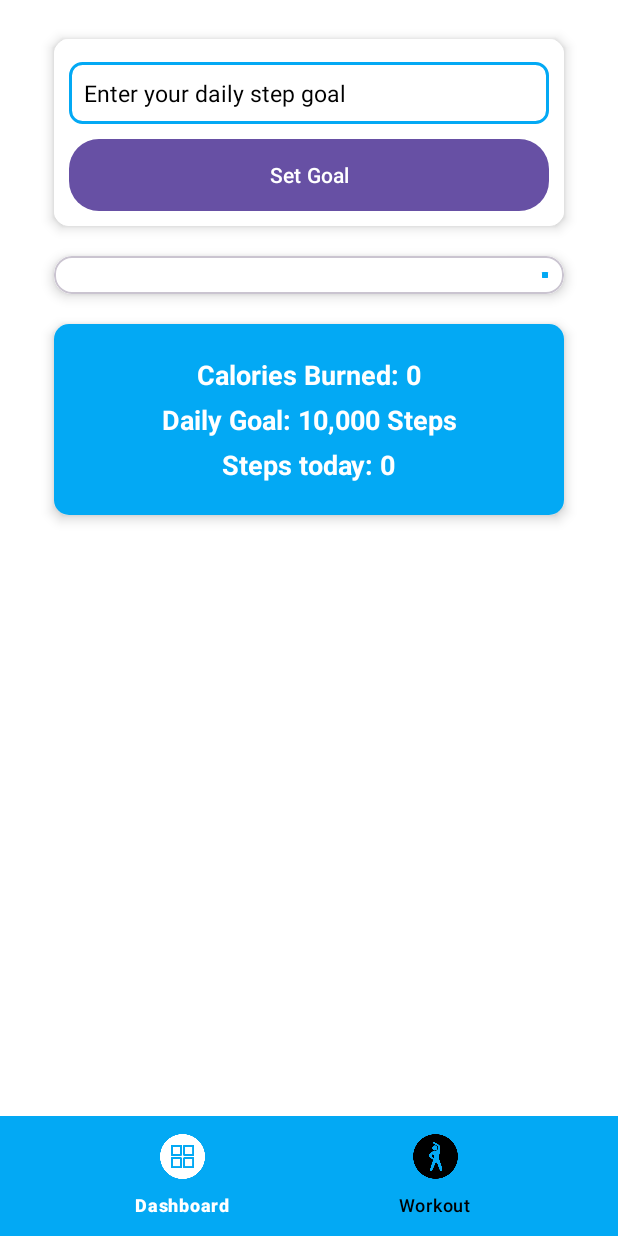
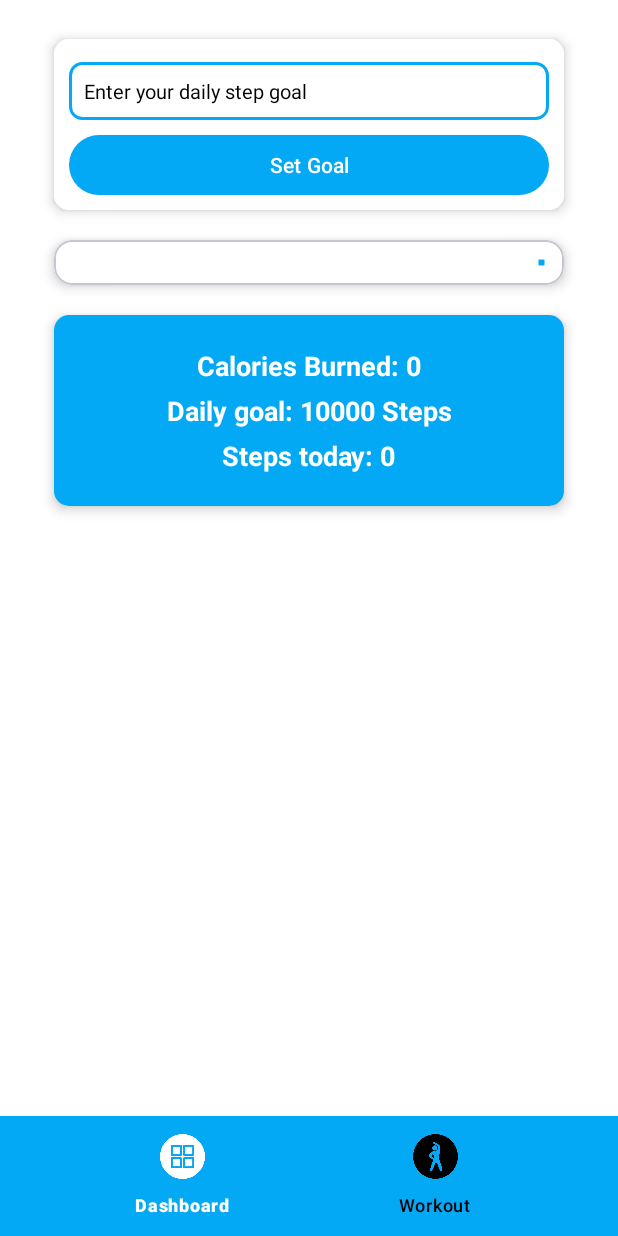
Before and after one commit to Ali-Hussnain-Developer/FitJourney, an Android app: the screen it shows after launch (MainActivity), on a phone screen of 412 x 824 dp. Run offline under Robolectric (Android 15) with nearby library versions, the phone set to English and light mode, and no system bars; our stand-ins replace navigation-ui.

Commit message:
shared preferences implemented

```diff
--- /dev/null
+++ b/app/src/main/java/com/example/fitjourney/util/SharedPreferencesUtil.kt
@@ -0,0 +1,27 @@
+package com.example.fitjourney.util
+
+
+import android.content.Context
+import android.content.SharedPreferences
+
+object SharedPreferencesUtil {
+    private const val PREF_NAME = "FitJourneyPrefs"
+    private const val STEP_GOAL_KEY = "step_goal_key"
+
+    // Get SharedPreferences instance
+    private fun getSharedPreferences(context: Context): SharedPreferences {
+        return context.getSharedPreferences(PREF_NAME, Context.MODE_PRIVATE)
+    }
+
+    // Save step goal
+    fun saveStepGoal(context: Context, goal: Int) {
+        val sharedPreferences = getSharedPreferences(context)
+        sharedPreferences.edit().putInt(STEP_GOAL_KEY, goal).apply()
+    }
+
+    // Get saved step goal (default is 10000)
+    fun getStepGoal(context: Context): Int {
+        val sharedPreferences = getSharedPreferences(context)
+        return sharedPreferences.getInt(STEP_GOAL_KEY, 10000) // Default is 10000 steps
+    }
+}
--- a/app/src/main/java/com/example/fitjourney/view/fragments/DashBoardFragment.kt
+++ b/app/src/main/java/com/example/fitjourney/view/fragments/DashBoardFragment.kt
@@ -19,6 +19,7 @@ import androidx.fragment.app.Fragment
 import com.example.fitjourney.R
 import com.example.fitjourney.databinding.FragmentDashBoardBinding
 import com.example.fitjourney.util.NotificationUtil
+import com.example.fitjourney.util.SharedPreferencesUtil
 
 class DashBoardFragment : Fragment(), SensorEventListener {
 
@@ -42,15 +43,23 @@ class DashBoardFragment : Fragment(), SensorEventListener {
     override fun onViewCreated(view: View, savedInstanceState: Bundle?) {
         super.onViewCreated(view, savedInstanceState)
         init()
-        binding.pbStepsCount.max = dailyGoalSteps
     }
 
     private fun init() {
         requestPermission()
+        retrieveDataFromSharedPreferences()
         setUpListeners()
     }
 
+    @SuppressLint("SetTextI18n")
+    private fun retrieveDataFromSharedPreferences() {
+        dailyGoalSteps = SharedPreferencesUtil.getStepGoal(requireContext())
+        binding.pbStepsCount.max = dailyGoalSteps
+        binding.tvGoal.text = "Daily goal: $dailyGoalSteps Steps" // Show saved goal
+    }
+
     private fun requestPermission() {
+        // Check for ACTIVITY_RECOGNITION permission
         if (ContextCompat.checkSelfPermission(
                 requireContext(), Manifest.permission.ACTIVITY_RECOGNITION
             ) != PackageManager.PERMISSION_GRANTED
@@ -65,6 +74,24 @@ class DashBoardFragment : Fragment(), SensorEventListener {
         } else {
             initializeStepSensors()
         }
+
+        // Check for POST_NOTIFICATIONS permission (for Android 13 and above)
+        if (Build.VERSION.SDK_INT >= Build.VERSION_CODES.TIRAMISU) {
+            if (ContextCompat.checkSelfPermission(
+                    requireContext(), Manifest.permission.POST_NOTIFICATIONS
+                ) != PackageManager.PERMISSION_GRANTED
+            ) {
+                // Request notification permission
+                ActivityCompat.requestPermissions(
+                    requireActivity(),
+                    arrayOf(Manifest.permission.POST_NOTIFICATIONS),
+                    2 // You can define a different request code for notifications
+                )
+            }
+        } else {
+            // If the OS is below Android 13, no need to request permission
+            NotificationUtil.createNotificationChannel(requireContext()) // Create notification channel if needed
+        }
     }
 
     @SuppressLint("SetTextI18n")
@@ -73,9 +100,12 @@ class DashBoardFragment : Fragment(), SensorEventListener {
             val goalInput = binding.etStepGoal.text.toString().trim()
             if (goalInput.isNotEmpty()) {
                 dailyGoalSteps = goalInput.toInt()
+                // Save updated goal to SharedPreferences
+                SharedPreferencesUtil.saveStepGoal(requireContext(), dailyGoalSteps)
                 binding.pbStepsCount.max = dailyGoalSteps
                 binding.tvGoal.text = "Daily goal: $dailyGoalSteps Steps"
                 updateUI()
+                requestPermission()
                 // Check if the new goal has already been achieved
                 if (totalSteps >= dailyGoalSteps) {
                     sendGoalAchievedNotification()
@@ -85,8 +115,7 @@ class DashBoardFragment : Fragment(), SensorEventListener {
                     requireContext(),
                     getString(R.string.enter_valid_number),
                     Toast.LENGTH_SHORT
-                )
-                    .show()
+                ).show()
             }
         }
     }
@@ -199,8 +228,10 @@ class DashBoardFragment : Fragment(), SensorEventListener {
 
     override fun onPause() {
         super.onPause()
+        if (::sensorManager.isInitialized){
         sensorManager.unregisterListener(this)
-    }
+    }}
+
 
     override fun onAccuracyChanged(sensor: Sensor?, accuracy: Int) {
     }
--- a/app/src/main/java/com/example/fitjourney/view/fragments/WorkoutFragment.kt
+++ b/app/src/main/java/com/example/fitjourney/view/fragments/WorkoutFragment.kt
@@ -34,6 +34,7 @@ class WorkoutFragment : Fragment(), WorkoutAdapter.WorkoutAdapterCallbacks {
     }
 
     private fun setUpRecyclerView() {
+        binding.workoutRecyclerView.setHasFixedSize(true)
         binding.workoutRecyclerView.layoutManager = LinearLayoutManager(requireContext())
         binding.workoutRecyclerView.adapter =
             WorkoutAdapter(WorkOutDataUtil.workoutList(), this)
--- a/app/src/main/res/drawable/button_background.xml
+++ b/app/src/main/res/drawable/button_background.xml
@@ -1,5 +1,5 @@
 <?xml version="1.0" encoding="utf-8"?>
 <shape xmlns:android="http://schemas.android.com/apk/res/android">
-    <solid android:color="#007BFF"/> <!-- Blue color -->
-    <corners android:radius="20dp"/> <!-- Rounded corners -->
+    <solid android:color="@color/blue" /> <!-- Ensure @color/blue is defined in colors.xml -->
+    <corners android:radius="20dp" /> <!-- Rounded corners -->
 </shape>
--- a/app/src/main/res/layout/fragment_dash_board.xml
+++ b/app/src/main/res/layout/fragment_dash_board.xml
@@ -42,19 +42,21 @@
                     android:padding="10dp"
                     android:textColor="@color/black"
                     android:textColorHint="@color/black"
-                    android:textSize="15sp"
+                    android:textSize="13sp"
                     app:layout_constraintTop_toTopOf="parent"
                     tools:ignore="LabelFor" />
 
                 <Button
                     android:id="@+id/btnSetGoal"
                     android:layout_width="match_parent"
-                    android:layout_height="wrap_content"
+                    android:layout_height="40dp"
                     android:layout_marginHorizontal="10dp"
                     android:layout_marginVertical="10dp"
                     android:background="@drawable/button_background"
                     android:backgroundTint="@color/blue"
                     android:text="@string/set_goal"
+                    app:background="@color/blue"
+                    app:backgroundTint="@color/blue"
                     android:textColor="@color/white"
                     app:layout_constraintTop_toBottomOf="@+id/etStepGoal"
                     app:layout_constraintBottom_toBottomOf="parent" />
@@ -78,7 +80,7 @@
                 android:layout_height="wrap_content"
                 app:indicatorColor="@color/blue"
                 app:trackColor="@color/white"
-                app:trackThickness="25dp" />
+                app:trackThickness="30dp" />
         </com.google.android.material.card.MaterialCardView>
 
         <!-- Stats Card at the bottom -->
```
Also changed, not shown: app/src/main/java/com/example/fitjourney/view/fragments/WorkoutDetailFragment.kt (+5 -2 lines), app/src/main/res/layout/fragment_workout_detail.xml (+23 -26 lines).
